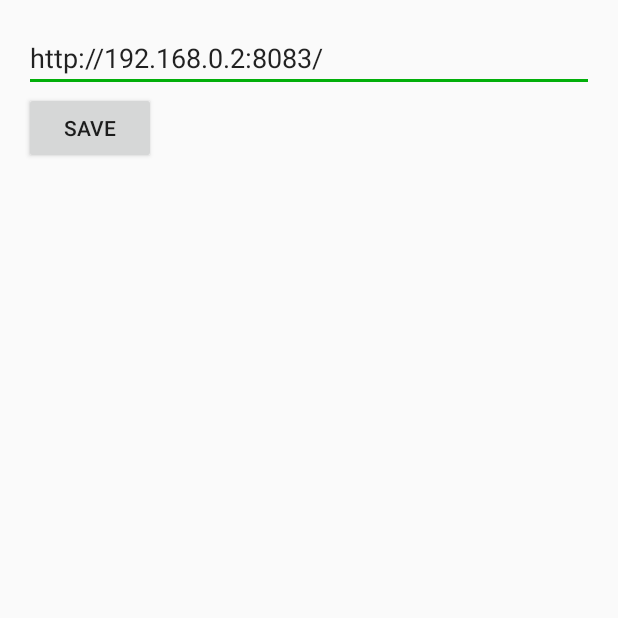
After one commit to ylongwang2782/rfid_DT50, an Android app: the AdminActivity screen opened directly, with no data from a screen before it, on a phone screen of 412 x 824 dp, the top half of it. The commit adds this screen. Run offline under Robolectric (Android 15) with nearby library versions, the phone set to English and light mode, and no system bars.

Commit message:
feat: 新增一个后台管理界面

```diff
--- /dev/null
+++ b/app/src/main/java/com/ubx/rfid_demo/AdminActivity.java
@@ -0,0 +1,40 @@
+package com.ubx.rfid_demo;
+// AdminActivity.java
+
+import android.app.Activity;
+import android.content.Intent;
+import android.content.SharedPreferences;
+import android.os.Bundle;
+import android.widget.Button;
+import android.widget.EditText;
+
+public class AdminActivity extends Activity {
+    private EditText urlEditText;
+    private Button saveButton;
+
+    @Override
+    protected void onCreate(Bundle savedInstanceState) {
+        super.onCreate(savedInstanceState);
+        setContentView(R.layout.activity_admin);
+
+        urlEditText = findViewById(R.id.urlEditText);
+        saveButton = findViewById(R.id.saveButton);
+
+        SharedPreferences sharedPreferences = getSharedPreferences("WebViewPrefs", MODE_PRIVATE);
+        String defaultUrl = sharedPreferences.getString("defaultUrl", "http://192.168.0.2:8083/");
+        urlEditText.setText(defaultUrl);
+
+        saveButton.setOnClickListener(v -> {
+            String newUrl = urlEditText.getText().toString();
+            SharedPreferences.Editor editor = sharedPreferences.edit();
+            editor.putString("defaultUrl", newUrl);
+            editor.apply();
+
+            // Return the new URL as a result
+            Intent resultIntent = new Intent();
+            resultIntent.putExtra("newUrl", newUrl);
+            setResult(RESULT_OK, resultIntent);
+            finish();  // Close the admin activity after saving
+        });
+    }
+}
--- /dev/null
+++ b/app/src/main/res/layout/activity_admin.xml
@@ -0,0 +1,19 @@
+<?xml version="1.0" encoding="utf-8"?>
+<LinearLayout xmlns:android="http://schemas.android.com/apk/res/android"
+    android:layout_width="match_parent"
+    android:layout_height="match_parent"
+    android:orientation="vertical"
+    android:padding="16dp">
+
+    <EditText
+        android:id="@+id/urlEditText"
+        android:layout_width="match_parent"
+        android:layout_height="wrap_content"
+        android:hint="Enter default URL" />
+
+    <Button
+        android:id="@+id/saveButton"
+        android:layout_width="wrap_content"
+        android:layout_height="wrap_content"
+        android:text="Save" />
+</LinearLayout>
```
Also changed, not shown: app/src/main/AndroidManifest.xml (+11 -5 lines), app/src/main/java/com/ubx/rfid_demo/MainActivity.java (+20 -4 lines).
